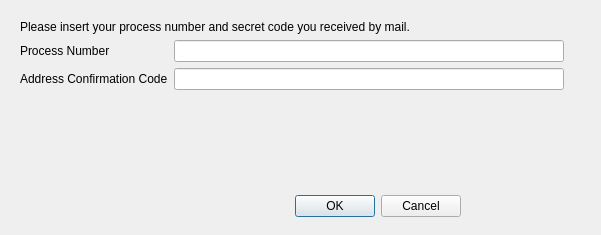
Old version of the form pteid-mw-pt/_src/eidmw/eidgui/ChangeAddressDialog.ui in the repository amagovpt/autenticacao.gov.
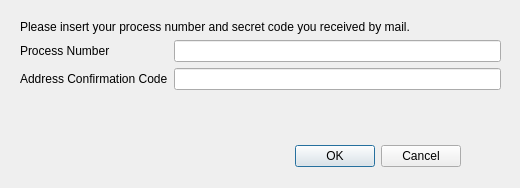
New version of the form.

Commit message:
Improve UI on ChangeAddressDialog: smaller text boxes and less empty space.
Also force label alignment to left to make it look better on MacOS

Diff of the .ui file:
```diff
--- a/pteid-mw-pt/_src/eidmw/eidgui/ChangeAddressDialog.ui
+++ b/pteid-mw-pt/_src/eidmw/eidgui/ChangeAddressDialog.ui
@@ -6,8 +6,8 @@
    <rect>
     <x>0</x>
     <y>0</y>
-    <width>601</width>
-    <height>235</height>
+    <width>520</width>
+    <height>188</height>
    </rect>
   </property>
   <property name="windowTitle">
@@ -16,9 +16,9 @@
   <widget class="QDialogButtonBox" name="buttonBox">
    <property name="geometry">
     <rect>
-     <x>120</x>
-     <y>190</y>
-     <width>341</width>
+     <x>280</x>
+     <y>140</y>
+     <width>181</width>
      <height>32</height>
     </rect>
    </property>
@@ -34,8 +34,8 @@
     <rect>
      <x>20</x>
      <y>20</y>
-     <width>544</width>
-     <height>141</height>
+     <width>481</width>
+     <height>101</height>
     </rect>
    </property>
    <layout class="QFormLayout" name="formLayout">
```
The commit also changes 1 other file.
